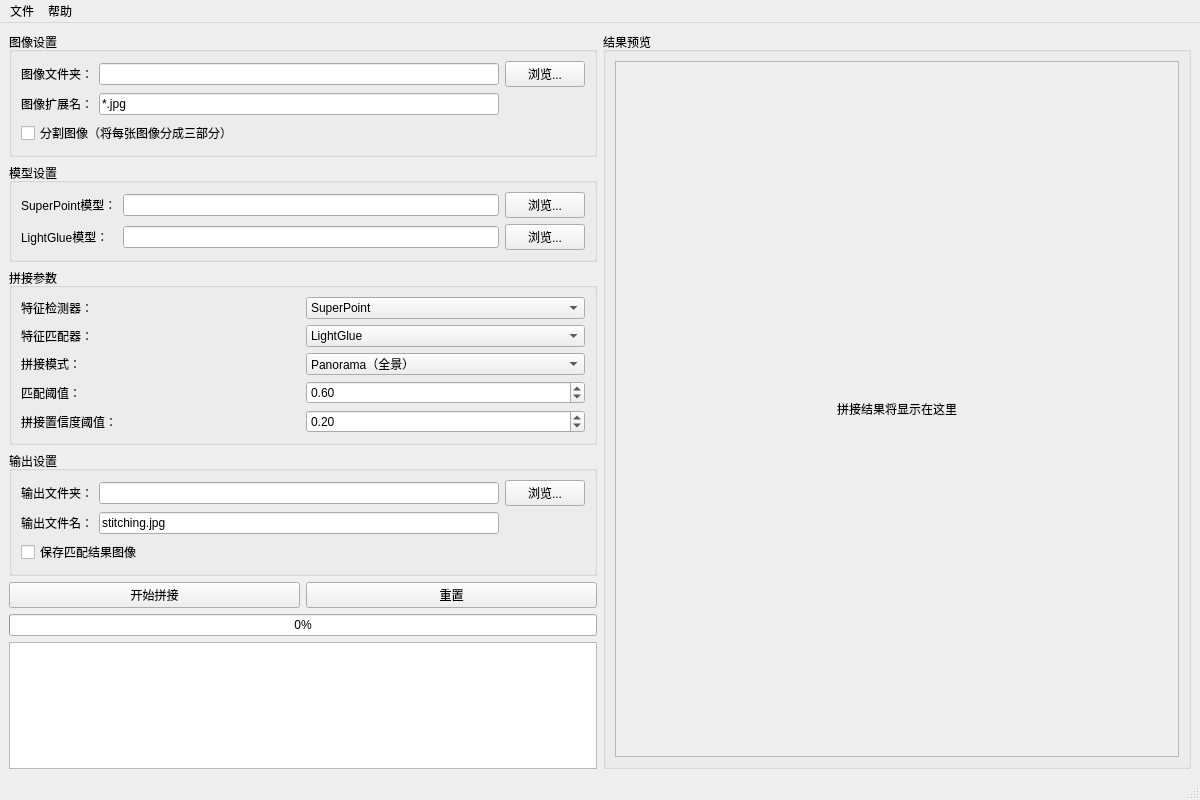
The window that src/app/mainwindow.ui (KongKong-e/StitchGUI) describes before a commit, drawn with Qt 5.
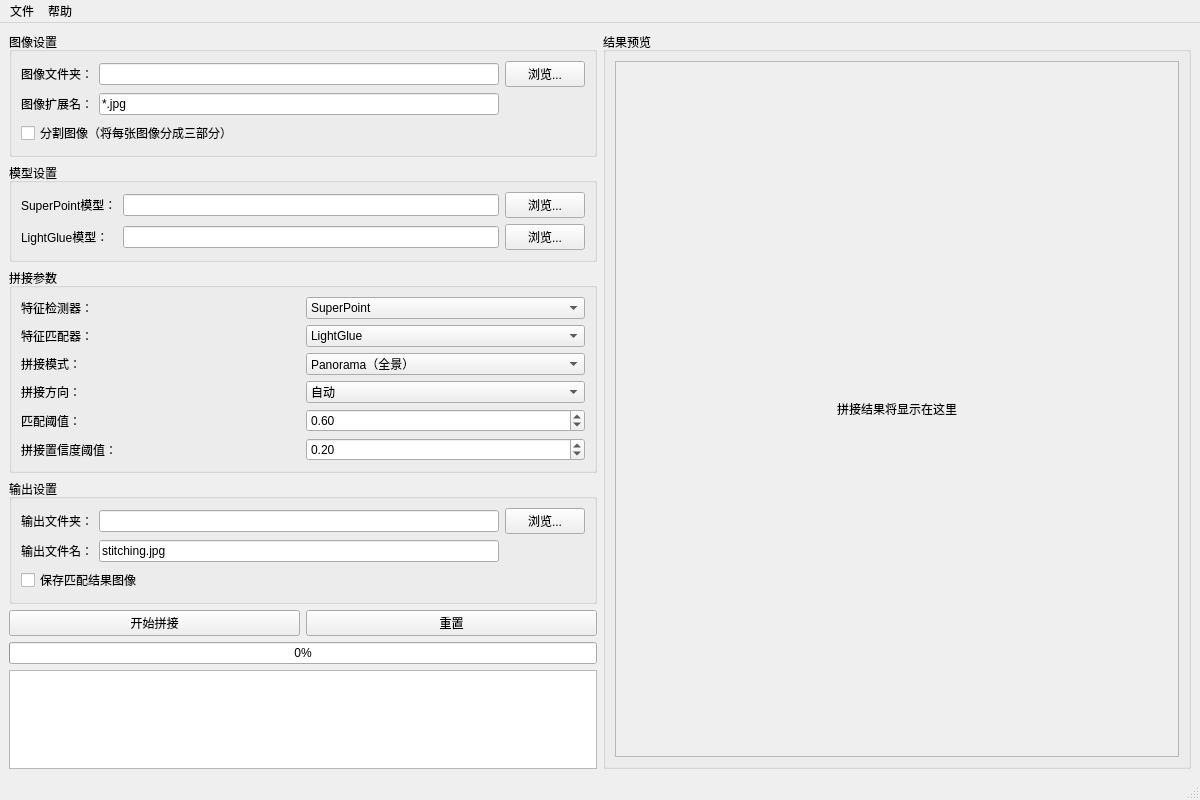
The same window after the commit.

Commit message: 1.6实现横、纵、自动拼接

Patch:
```diff
--- a/src/app/mainwindow.ui
+++ b/src/app/mainwindow.ui
@@ -187,13 +187,39 @@
           </widget>
          </item>
          <item row="3" column="0">
+          <widget class="QLabel" name="label_direction">
+           <property name="text">
+            <string>拼接方向：</string>
+           </property>
+          </widget>
+         </item>
+         <item row="3" column="1">
+          <widget class="QComboBox" name="comboBox_direction">
+           <item>
+            <property name="text">
+             <string>自动</string>
+            </property>
+           </item>
+           <item>
+            <property name="text">
+             <string>水平</string>
+            </property>
+           </item>
+           <item>
+            <property name="text">
+             <string>垂直</string>
+            </property>
+           </item>
+          </widget>
+         </item>
+         <item row="4" column="0">
           <widget class="QLabel" name="label_6">
            <property name="text">
             <string>匹配阈值：</string>
            </property>
           </widget>
          </item>
-         <item row="3" column="1">
+         <item row="4" column="1">
           <widget class="QDoubleSpinBox" name="doubleSpinBox_matchThreshold">
            <property name="minimum">
             <double>0.000000000000000</double>
@@ -209,14 +235,14 @@
            </property>
           </widget>
          </item>
-         <item row="4" column="0">
+         <item row="5" column="0">
           <widget class="QLabel" name="label_7">
            <property name="text">
             <string>拼接置信度阈值：</string>
            </property>
           </widget>
          </item>
-         <item row="4" column="1">
+         <item row="5" column="1">
           <widget class="QDoubleSpinBox" name="doubleSpinBox_confidenceThreshold">
            <property name="minimum">
             <double>0.000000000000000</double>
```
The commit also changes 5 other files.
